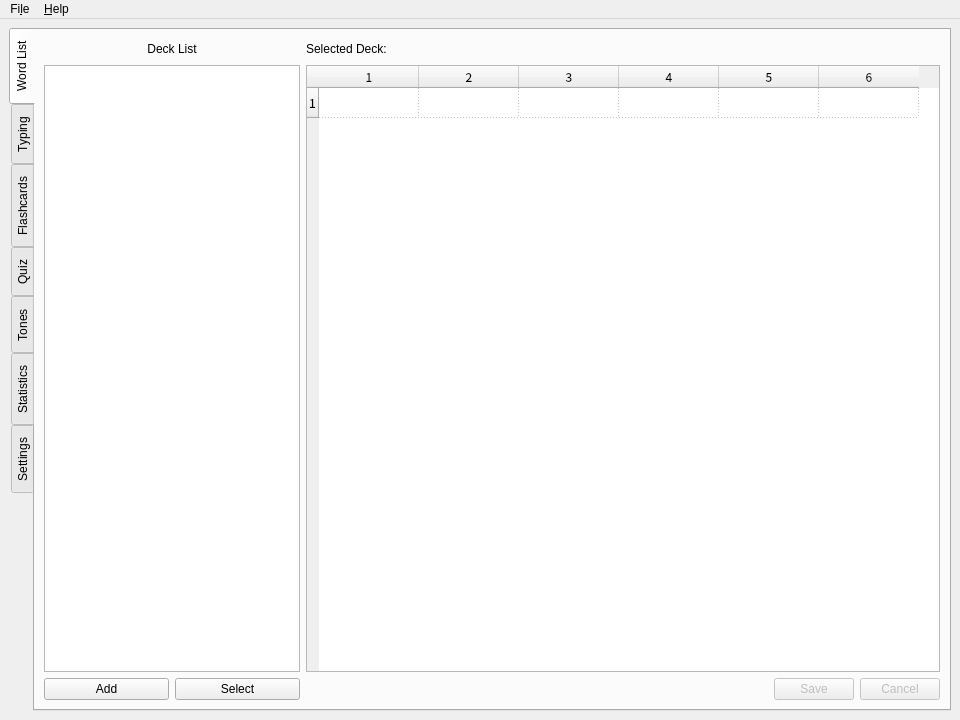
Qt form cjk-trainer/ui/MainWindow.ui (mruiz42/cjk-trainer) before a commit.
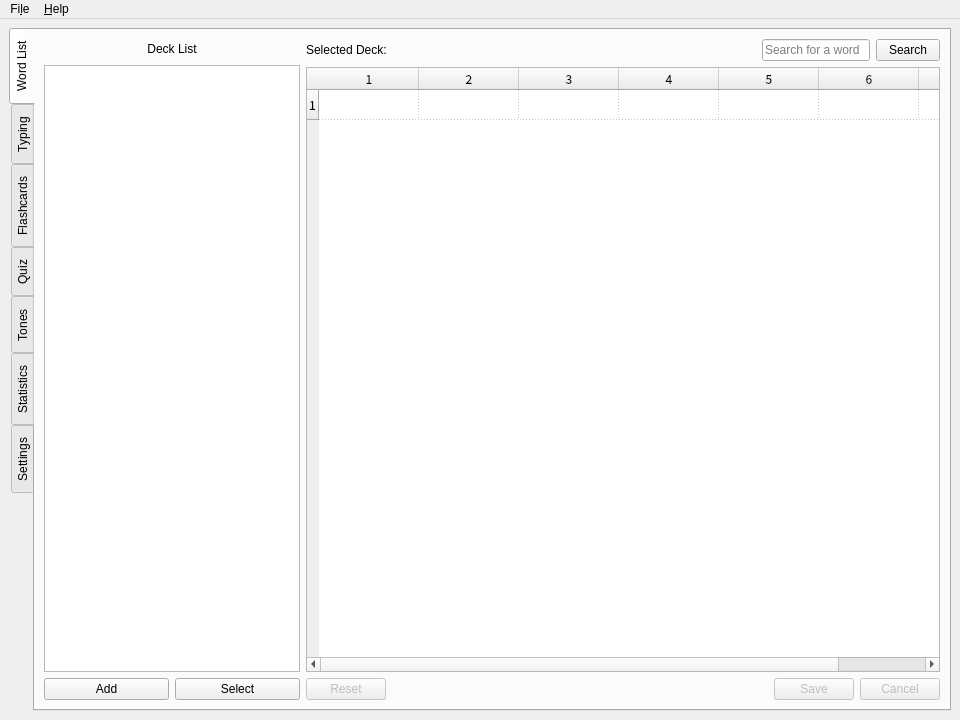
The same form after that commit. Icons and pictures are not drawn.

Commit message: working on QTableWidget data IO, tab switching locks and general UI additions

Diff of the .ui file:
```diff
--- a/cjk-trainer/ui/MainWindow.ui
+++ b/cjk-trainer/ui/MainWindow.ui
@@ -217,6 +217,44 @@
                 </property>
                </spacer>
               </item>
+              <item>
+               <widget class="QLineEdit" name="lineEdit_searchQuery">
+                <property name="sizePolicy">
+                 <sizepolicy hsizetype="Minimum" vsizetype="Fixed">
+                  <horstretch>0</horstretch>
+                  <verstretch>0</verstretch>
+                 </sizepolicy>
+                </property>
+                <property name="placeholderText">
+                 <string>Search for a word</string>
+                </property>
+               </widget>
+              </item>
+              <item>
+               <widget class="QPushButton" name="pushButton_search">
+                <property name="sizePolicy">
+                 <sizepolicy hsizetype="Fixed" vsizetype="Fixed">
+                  <horstretch>0</horstretch>
+                  <verstretch>0</verstretch>
+                 </sizepolicy>
+                </property>
+                <property name="maximumSize">
+                 <size>
+                  <width>64</width>
+                  <height>16777215</height>
+                 </size>
+                </property>
+                <property name="text">
+                 <string>Search</string>
+                </property>
+                <property name="iconSize">
+                 <size>
+                  <width>16</width>
+                  <height>16</height>
+                 </size>
+                </property>
+               </widget>
+              </item>
              </layout>
             </item>
             <item>
@@ -257,7 +295,7 @@
                <number>1</number>
               </property>
               <property name="columnCount">
-               <number>6</number>
+               <number>7</number>
               </property>
               <row/>
               <column/>
@@ -266,6 +304,7 @@
               <column/>
               <column/>
               <column/>
+              <column/>
              </widget>
             </item>
             <item>
@@ -274,7 +313,7 @@
                <bool>false</bool>
               </property>
               <property name="standardButtons">
-               <set>QDialogButtonBox::Cancel|QDialogButtonBox::Save</set>
+               <set>QDialogButtonBox::Cancel|QDialogButtonBox::Reset|QDialogButtonBox::Save</set>
               </property>
               <property name="centerButtons">
                <bool>false</bool>
```
The commit also changes 2 other files.
